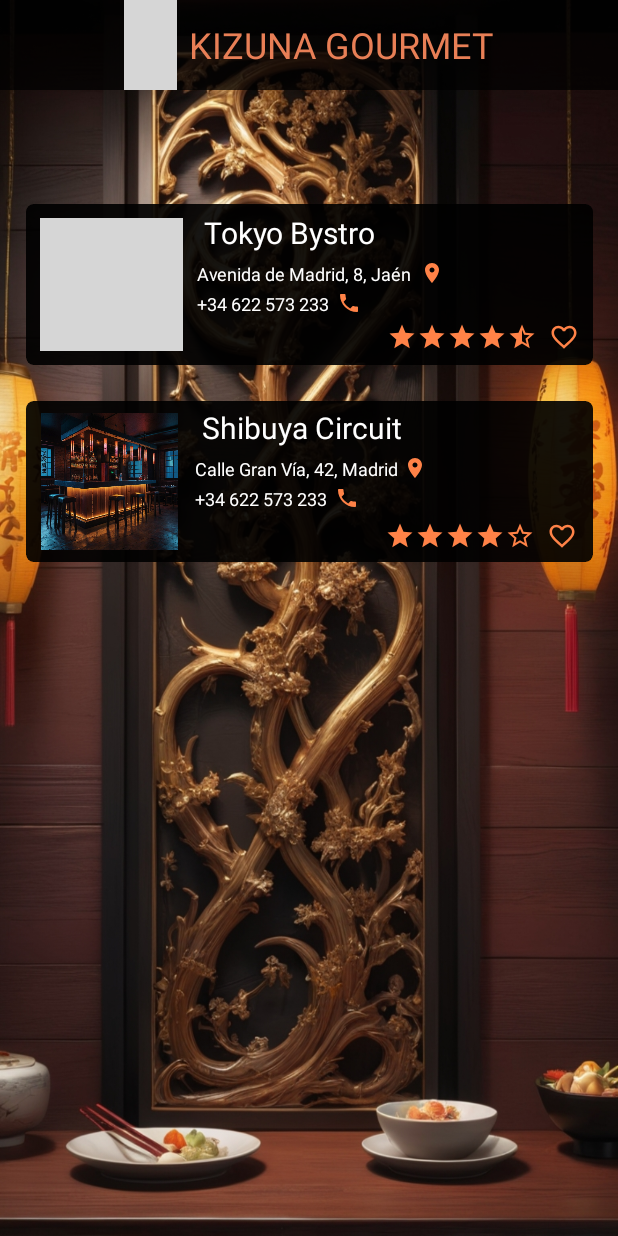
After one commit to rpallin0705/proyectoIntegrado, an Android app: the MainScreen screen opened directly, with no data from a screen before it, on a phone screen of 412 x 824 dp. The commit adds this screen. Run offline under Robolectric (Android 15) with nearby library versions, the phone set to English and light mode, and no system bars; grey boxes are pictures that could not be loaded.

Commit message:
CardView hecho

```diff
--- a/app/src/main/AndroidManifest.xml
+++ b/app/src/main/AndroidManifest.xml
@@ -13,6 +13,9 @@
         android:theme="@style/Theme.LoginCardView"
         tools:targetApi="35">
         <activity
+            android:name=".MainScreen"
+            android:exported="false" />
+        <activity
             android:name=".MainActivity"
             android:exported="true">
             <intent-filter>
--- /dev/null
+++ b/app/src/main/java/com/example/logincardview/MainScreen.kt
@@ -0,0 +1,20 @@
+package com.example.logincardview
+
+import android.os.Bundle
+import androidx.activity.enableEdgeToEdge
+import androidx.appcompat.app.AppCompatActivity
+import androidx.core.view.ViewCompat
+import androidx.core.view.WindowInsetsCompat
+
+class MainScreen : AppCompatActivity() {
+    override fun onCreate(savedInstanceState: Bundle?) {
+        super.onCreate(savedInstanceState)
+        enableEdgeToEdge()
+        setContentView(R.layout.activity_main_screen)
+        ViewCompat.setOnApplyWindowInsetsListener(findViewById(R.id.main)) { v, insets ->
+            val systemBars = insets.getInsets(WindowInsetsCompat.Type.systemBars())
+            v.setPadding(systemBars.left, systemBars.top, systemBars.right, systemBars.bottom)
+            insets
+        }
+    }
+}
--- /dev/null
+++ b/app/src/main/res/drawable/baseline_favorite_border_24.xml
@@ -0,0 +1,5 @@
+<vector xmlns:android="http://schemas.android.com/apk/res/android" android:height="20dp" android:tint="#FF8247" android:viewportHeight="24" android:viewportWidth="24" android:width="20dp">
+
+    <path android:fillColor="@android:color/white" android:pathData="M16.5,3c-1.74,0 -3.41,0.81 -4.5,2.09C10.91,3.81 9.24,3 7.5,3 4.42,3 2,5.42 2,8.5c0,3.78 3.4,6.86 8.55,11.54L12,21.35l1.45,-1.32C18.6,15.36 22,12.28 22,8.5 22,5.42 19.58,3 16.5,3zM12.1,18.55l-0.1,0.1 -0.1,-0.1C7.14,14.24 4,11.39 4,8.5 4,6.5 5.5,5 7.5,5c1.54,0 3.04,0.99 3.57,2.36h1.87C13.46,5.99 14.96,5 16.5,5c2,0 3.5,1.5 3.5,3.5 0,2.89 -3.14,5.74 -7.9,10.05z"/>
+
+</vector>
--- /dev/null
+++ b/app/src/main/res/drawable/baseline_location_on_24.xml
@@ -0,0 +1,5 @@
+<vector xmlns:android="http://schemas.android.com/apk/res/android" android:height="16dp" android:tint="#FF8247" android:viewportHeight="24" android:viewportWidth="24" android:width="16dp">
+
+    <path android:fillColor="@android:color/white" android:pathData="M12,2C8.13,2 5,5.13 5,9c0,5.25 7,13 7,13s7,-7.75 7,-13c0,-3.87 -3.13,-7 -7,-7zM12,11.5c-1.38,0 -2.5,-1.12 -2.5,-2.5s1.12,-2.5 2.5,-2.5 2.5,1.12 2.5,2.5 -1.12,2.5 -2.5,2.5z"/>
+
+</vector>
--- /dev/null
+++ b/app/src/main/res/drawable/baseline_phone_24.xml
@@ -0,0 +1,5 @@
+<vector xmlns:android="http://schemas.android.com/apk/res/android" android:height="16dp" android:tint="#FF8247" android:viewportHeight="24" android:viewportWidth="24" android:width="16dp">
+
+    <path android:fillColor="@android:color/white" android:pathData="M6.62,10.79c1.44,2.83 3.76,5.14 6.59,6.59l2.2,-2.2c0.27,-0.27 0.67,-0.36 1.02,-0.24 1.12,0.37 2.33,0.57 3.57,0.57 0.55,0 1,0.45 1,1V20c0,0.55 -0.45,1 -1,1 -9.39,0 -17,-7.61 -17,-17 0,-0.55 0.45,-1 1,-1h3.5c0.55,0 1,0.45 1,1 0,1.25 0.2,2.45 0.57,3.57 0.11,0.35 0.03,0.74 -0.25,1.02l-2.2,2.2z"/>
+
+</vector>
--- /dev/null
+++ b/app/src/main/res/drawable/baseline_star_24.xml
@@ -0,0 +1,5 @@
+<vector xmlns:android="http://schemas.android.com/apk/res/android" android:height="20dp" android:tint="#FF8247" android:viewportHeight="24" android:viewportWidth="24" android:width="20dp">
+
+    <path android:fillColor="@android:color/white" android:pathData="M12,17.27L18.18,21l-1.64,-7.03L22,9.24l-7.19,-0.61L12,2 9.19,8.63 2,9.24l5.46,4.73L5.82,21z"/>
+
+</vector>
--- /dev/null
+++ b/app/src/main/res/drawable/baseline_star_half_24.xml
@@ -0,0 +1,5 @@
+<vector xmlns:android="http://schemas.android.com/apk/res/android" android:autoMirrored="true" android:height="20dp" android:tint="#FF8247" android:viewportHeight="24" android:viewportWidth="24" android:width="20dp">
+
+    <path android:fillColor="@android:color/white" android:pathData="M22,9.24l-7.19,-0.62L12,2L9.19,8.63L2,9.24l5.46,4.73L5.82,21L12,17.27L18.18,21l-1.63,-7.03L22,9.24zM12,15.4V6.1l1.71,4.04l4.38,0.38l-3.32,2.88l1,4.28L12,15.4z"/>
+
+</vector>
--- /dev/null
+++ b/app/src/main/res/drawable/baseline_star_outline_24.xml
@@ -0,0 +1,5 @@
+<vector xmlns:android="http://schemas.android.com/apk/res/android" android:height="20dp" android:tint="#FF8247" android:viewportHeight="24" android:viewportWidth="24" android:width="20dp">
+
+    <path android:fillColor="@android:color/white" android:pathData="M22,9.24l-7.19,-0.62L12,2 9.19,8.63 2,9.24l5.46,4.73L5.82,21 12,17.27 18.18,21l-1.63,-7.03L22,9.24zM12,15.4l-3.76,2.27 1,-4.28 -3.32,-2.88 4.38,-0.38L12,6.1l1.71,4.04 4.38,0.38 -3.32,2.88 1,4.28L12,15.4z"/>
+
+</vector>
--- /dev/null
+++ b/app/src/main/res/drawable/cardview_border.xml
@@ -0,0 +1,19 @@
+<layer-list xmlns:android="http://schemas.android.com/apk/res/android">
+    <!-- Sombra difuminada -->
+    <item>
+        <shape android:shape="rectangle">
+            <corners android:radius="20dp" />
+            <solid android:color="#00000000" />
+            <padding android:left="8dp" android:top="8dp" android:right="8dp" android:bottom="8dp" />
+            <stroke android:width="2dp" android:color="#50000000" />
+        </shape>
+    </item>
+
+    <!-- Fondo del CardView -->
+    <item>
+        <shape android:shape="rectangle">
+            <corners android:radius="20dp" />
+            <solid android:color="@color/black" />
+        </shape>
+    </item>
+</layer-list>
--- /dev/null
+++ b/app/src/main/res/layout/activity_main_screen.xml
@@ -0,0 +1,275 @@
+<?xml version="1.0" encoding="utf-8"?>
+<androidx.constraintlayout.widget.ConstraintLayout xmlns:android="http://schemas.android.com/apk/res/android"
+    xmlns:app="http://schemas.android.com/apk/res-auto"
+    xmlns:tools="http://schemas.android.com/tools"
+    android:id="@+id/main"
+    android:layout_width="match_parent"
+    android:layout_height="match_parent"
+    android:background="@drawable/background"
+    tools:context=".MainScreen">
+
+    <LinearLayout
+        android:id="@+id/linearLayout"
+        android:layout_width="match_parent"
+        android:layout_height="60dp"
+        android:background="#B7000000"
+        android:gravity="center"
+        android:orientation="horizontal"
+        app:layout_constraintEnd_toEndOf="parent"
+        app:layout_constraintHorizontal_bias="0.0"
+        app:layout_constraintStart_toStartOf="parent"
+        app:layout_constraintTop_toTopOf="parent">
+
+        <ImageView
+            android:id="@+id/imageView1"
+            android:layout_width="35dp"
+            android:layout_height="match_parent"
+            android:contentDescription="@string/logo"
+            app:srcCompat="@drawable/logo" />
+
+        <TextView
+            android:id="@+id/textView"
+            android:layout_width="wrap_content"
+            android:layout_height="match_parent"
+            android:layout_marginStart="8dp"
+            android:gravity="center_vertical"
+            android:text="@string/kizuna_gourmet"
+            android:textColor="#E87F56"
+            android:textSize="24sp" />
+
+    </LinearLayout>
+
+    <androidx.cardview.widget.CardView
+        android:id="@+id/cardView"
+        android:layout_width="378dp"
+        android:layout_height="107dp"
+        android:layout_marginTop="76dp"
+        app:cardBackgroundColor="#E8000000"
+        app:cardCornerRadius="5dp"
+        app:cardElevation="0dp"
+        app:contentPadding="5dp"
+        app:layout_constraintEnd_toEndOf="parent"
+        app:layout_constraintStart_toStartOf="parent"
+        app:layout_constraintTop_toBottomOf="@+id/linearLayout">
+
+        <LinearLayout
+            android:layout_width="match_parent"
+            android:layout_height="match_parent"
+            android:orientation="horizontal">
+
+            <ImageView
+                android:id="@+id/imageView2"
+                android:layout_width="95dp"
+                android:layout_height="match_parent"
+                android:layout_margin="4dp"
+                app:srcCompat="@drawable/cardview_img1" />
+
+            <LinearLayout
+                android:layout_width="263dp"
+                android:layout_height="match_parent"
+                android:orientation="vertical">
+
+                <TextView
+                    android:layout_width="match_parent"
+                    android:layout_height="wrap_content"
+                    android:layout_gravity="center_vertical|start"
+                    android:layout_marginBottom="5dp"
+                    android:paddingStart="10dp"
+                    android:text="@string/restaurant_1_name"
+                    android:textColor="@color/white"
+                    android:textSize="20sp"
+                    tools:ignore="RtlSymmetry" />
+
+                <TextView
+                    android:layout_width="wrap_content"
+                    android:layout_height="wrap_content"
+                    android:layout_gravity="center_vertical|start"
+                    android:layout_marginBottom="3dp"
+                    android:drawablePadding="5dp"
+                    android:paddingStart="5dp"
+                    android:text="@string/restaurant_1_address"
+                    android:textColor="@color/white"
+                    android:textSize="12sp"
+                    app:drawableRightCompat="@drawable/baseline_location_on_24" />
+
+                <TextView
+                    android:layout_width="wrap_content"
+                    android:layout_height="wrap_content"
+                    android:layout_gravity="center_vertical|start"
+                    android:drawablePadding="5dp"
+                    android:paddingStart="5dp"
+                    android:text="@string/restaurant_1_phone"
+                    android:textColor="@color/white"
+                    android:textSize="12sp"
+                    app:drawableEndCompat="@drawable/baseline_phone_24"
+                    tools:ignore="RtlSymmetry" />
+
+                <LinearLayout
+                    android:layout_width="match_parent"
+                    android:layout_height="match_parent"
+                    android:gravity="bottom|end"
+                    android:orientation="horizontal"
+                    android:padding="3dp">
+
+
+                    <ImageView
+                        android:id="@+id/imageView3"
+                        android:layout_width="wrap_content"
+                        android:layout_height="wrap_content"
+                        app:srcCompat="@drawable/baseline_star_24" />
+
+                    <ImageView
+                        android:id="@+id/imageView4"
+                        android:layout_width="wrap_content"
+                        android:layout_height="wrap_content"
+                        app:srcCompat="@drawable/baseline_star_24" />
+
+                    <ImageView
+                        android:id="@+id/imageView5"
+                        android:layout_width="wrap_content"
+                        android:layout_height="wrap_content"
+                        app:srcCompat="@drawable/baseline_star_24" />
+
+                    <ImageView
+                        android:id="@+id/imageView6"
+                        android:layout_width="wrap_content"
+                        android:layout_height="wrap_content"
+                        app:srcCompat="@drawable/baseline_star_24" />
+
+                    <ImageView
+                        android:id="@+id/imageView7"
+                        android:layout_width="wrap_content"
+                        android:layout_height="wrap_content"
+                        app:srcCompat="@drawable/baseline_star_half_24" />
+
+                    <ImageView
+                        android:id="@+id/imageView8"
+                        android:layout_width="wrap_content"
+                        android:layout_height="wrap_content"
+                        android:paddingStart="8dp"
+                        app:srcCompat="@drawable/baseline_favorite_border_24" />
+                </LinearLayout>
+
+            </LinearLayout>
+        </LinearLayout>
+    </androidx.cardview.widget.CardView>
+
+    <androidx.cardview.widget.CardView
+        android:id="@+id/cardView2"
+        android:layout_width="378dp"
+        android:layout_height="107dp"
+        app:cardCornerRadius="5dp"
+
+        android:layout_marginTop="24dp"
+        app:cardBackgroundColor="#E8000000"
+        app:cardElevation="0dp"
+        app:contentPadding="4dp"
+        app:layout_constraintEnd_toEndOf="@+id/cardView"
+        app:layout_constraintStart_toStartOf="@+id/cardView"
+        app:layout_constraintTop_toBottomOf="@+id/cardView">
+
+        <LinearLayout
+            android:layout_width="match_parent"
+            android:layout_height="match_parent"
+            android:orientation="horizontal">
+
+            <ImageView
+                android:id="@+id/imageView9"
+                android:layout_width="95dp"
+                android:layout_height="match_parent"
+                android:layout_margin="4dp"
+                app:srcCompat="@drawable/cardview_img2" />
+
+            <LinearLayout
+                android:layout_width="263dp"
+                android:layout_height="match_parent"
+                android:orientation="vertical">
+
+                <TextView
+                    android:layout_width="match_parent"
+                    android:layout_height="wrap_content"
+                    android:layout_gravity="center_vertical|start"
+                    android:layout_marginBottom="5dp"
+                    android:paddingStart="10dp"
+                    android:text="@string/restaurant_2_name"
+                    android:textColor="@color/white"
+                    android:textSize="20sp"
+                    tools:ignore="RtlSymmetry" />
+
+                <TextView
+                    android:layout_width="wrap_content"
+                    android:layout_height="wrap_content"
+                    android:layout_gravity="center_vertical|start"
+                    android:layout_marginBottom="3dp"
+                    android:drawablePadding="3dp"
+                    android:paddingStart="5dp"
+                    android:text="@string/restaurant_2_address"
+                    android:textColor="@color/white"
+                    android:textSize="12sp"
+                    app:drawableEndCompat="@drawable/baseline_location_on_24"
+                    tools:ignore="RtlSymmetry" />
+
+                <TextView
+                    android:layout_width="wrap_content"
+                    android:layout_height="wrap_content"
+                    android:layout_gravity="center_vertical|start"
+                    android:drawablePadding="5dp"
+                    android:paddingStart="5dp"
+                    android:text="@string/restaurant_2_phone"
+                    android:textColor="@color/white"
+                    android:textSize="12sp"
+                    app:drawableEndCompat="@drawable/baseline_phone_24"
+                    tools:ignore="RtlSymmetry" />
+
+                <LinearLayout
+                    android:layout_width="match_parent"
+                    android:layout_height="match_parent"
+                    android:gravity="bottom|end"
+                    android:orientation="horizontal"
+                    android:padding="3dp">
+
+
+                    <ImageView
+                        android:id="@+id/imageView10"
+                        android:layout_width="wrap_content"
+                        android:layout_height="wrap_content"
+                        app:srcCompat="@drawable/baseline_star_24" />
+
+                    <ImageView
+                        android:id="@+id/imageView11"
+                        android:layout_width="wrap_content"
+                        android:layout_height="wrap_content"
+                        app:srcCompat="@drawable/baseline_star_24" />
+
+                    <ImageView
+                        android:id="@+id/imageView12"
+                        android:layout_width="wrap_content"
+                        android:layout_height="wrap_content"
+                        app:srcCompat="@drawable/baseline_star_24" />
+
+                    <ImageView
+                        android:id="@+id/imageView13"
+                        android:layout_width="wrap_content"
+                        android:layout_height="wrap_content"
+                        app:srcCompat="@drawable/baseline_star_24" />
+
+                    <ImageView
+                        android:id="@+id/imageView14"
+                        android:layout_width="wrap_content"
+                        android:layout_height="wrap_content"
+                        app:srcCompat="@drawable/baseline_star_outline_24" />
+
+                    <ImageView
+                        android:id="@+id/imageView15"
+                        android:layout_width="wrap_content"
+                        android:layout_height="wrap_content"
+                        android:paddingStart="8dp"
+                        app:srcCompat="@drawable/baseline_favorite_border_24"
+                        tools:ignore="RtlSymmetry" />
+                </LinearLayout>
+
+            </LinearLayout>
+        </LinearLayout>
+    </androidx.cardview.widget.CardView>
+
+</androidx.constraintlayout.widget.ConstraintLayout>
--- a/app/src/main/res/values/strings.xml
+++ b/app/src/main/res/values/strings.xml
@@ -8,4 +8,13 @@
     <string name="logo">logo</string>
     <string name="login_button">login into app</string>
 
+
+    <string name="restaurant_1_name">Tokyo Bystro</string>
+    <string name="restaurant_1_address">Avenida de Madrid, 8, Jaén</string>
+    <string name="restaurant_1_phone">+34 622 573 233</string>
+    <string name="restaurant_2_name">Shibuya Circuit</string>
+    <string name="restaurant_2_address">Calle Gran Vía, 42, Madrid</string>
+    <string name="restaurant_2_phone">+34 622 573 233</string>
+
+
 </resources>
```
Also changed, not shown: app/src/main/res/drawable/cardview_img2.jpg (added), 1 other file.
